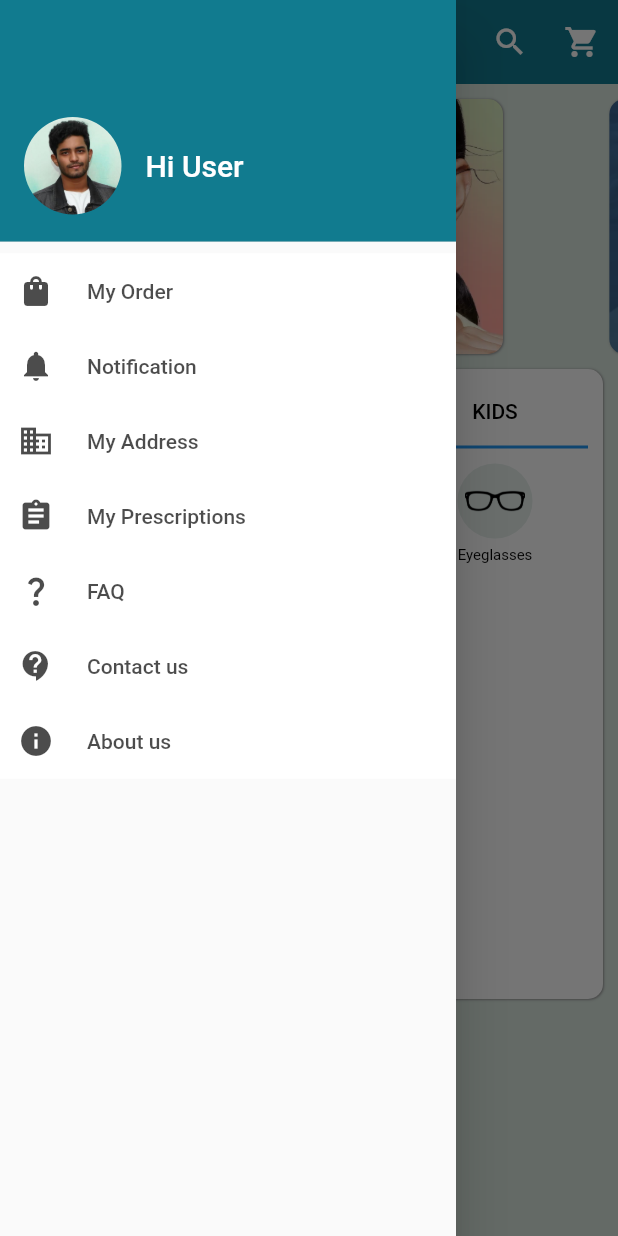
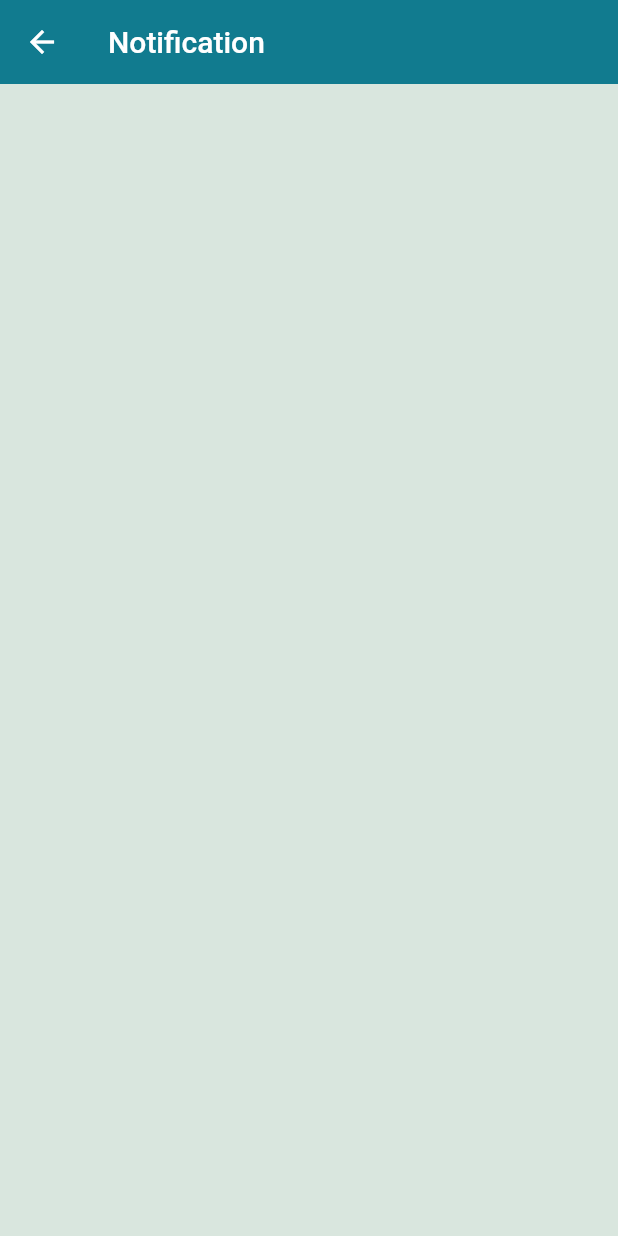
Before and after one commit to ybrut-software/zinotalens, a Flutter app: the HomePage screen opened directly, tab 3 chosen, in the side drawer, after a tap on "Notification", on a phone screen of 412 x 824 dp. Run offline on Flutter 3.47's test engine with Material 2 defaults, Android fonts, the phone set to English and light mode, and no system bars; drawn by our look-alikes of carousel_slider; our stand-ins replace flutter_screenutil.

Commit message:
add notification page

```diff
--- a/lib/pages/home_page.dart
+++ b/lib/pages/home_page.dart
@@ -4,7 +4,7 @@ import 'package:zinotalens/utils/images.dart';
 import 'package:zinotalens/widgets/category_items.dart';
 import 'package:zinotalens/widgets/custom_appbar.dart';
 import 'package:zinotalens/widgets/image_slider.dart';
-import 'package:zinotalens/widgets/nevigation_drawer.dart';
+import 'package:zinotalens/widgets/navigation_drawer.dart';
 
 import '../utils/colors.dart';
 
--- /dev/null
+++ b/lib/pages/notification_page.dart
@@ -0,0 +1,21 @@
+import 'package:flutter/material.dart' hide Colors;
+import 'package:zinotalens/widgets/custom_appbar.dart';
+
+import '../utils/colors.dart';
+
+class NotificationPage extends StatefulWidget {
+  NotificationPage({Key? key}) : super(key: key);
+
+  @override
+  State<NotificationPage> createState() => _NotificationPageState();
+}
+
+class _NotificationPageState extends State<NotificationPage> {
+  @override
+  Widget build(BuildContext context) {
+    return Scaffold(
+      backgroundColor: Colors.backgroundColor,
+      appBar: customAppBar(context, title: "Notification", isCartIcon: false),
+    );
+  }
+}
--- a/lib/widgets/nevigation_drawer.dart
+++ b/lib/widgets/navigation_drawer.dart
@@ -1,6 +1,6 @@
 import 'package:flutter/material.dart' hide Colors;
-import 'package:zinotalens/pages/cart_view_page.dart';
 import 'package:zinotalens/pages/myorder_page.dart';
+import 'package:zinotalens/pages/notification_page.dart';
 import 'package:zinotalens/utils/images.dart';
 
 import '../utils/colors.dart';
@@ -38,7 +38,10 @@ Widget navigationDrawer(BuildContext context) => Drawer(
                   width: double.infinity,
                   height: 50,
                   child: ElevatedButton.icon(
-                      onPressed: () {},
+                      onPressed: () => Navigator.push(
+                          context,
+                          MaterialPageRoute(
+                              builder: (context) => NotificationPage())),
                       style: buttonStyle(),
                       icon: icon(Icons.notifications),
                       label: Padding(
```
